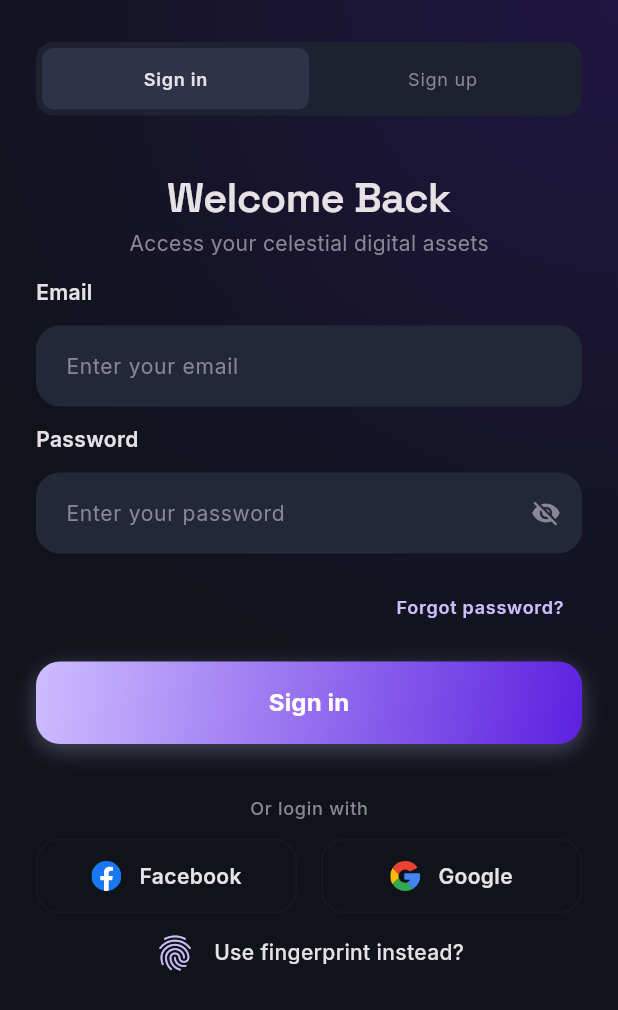
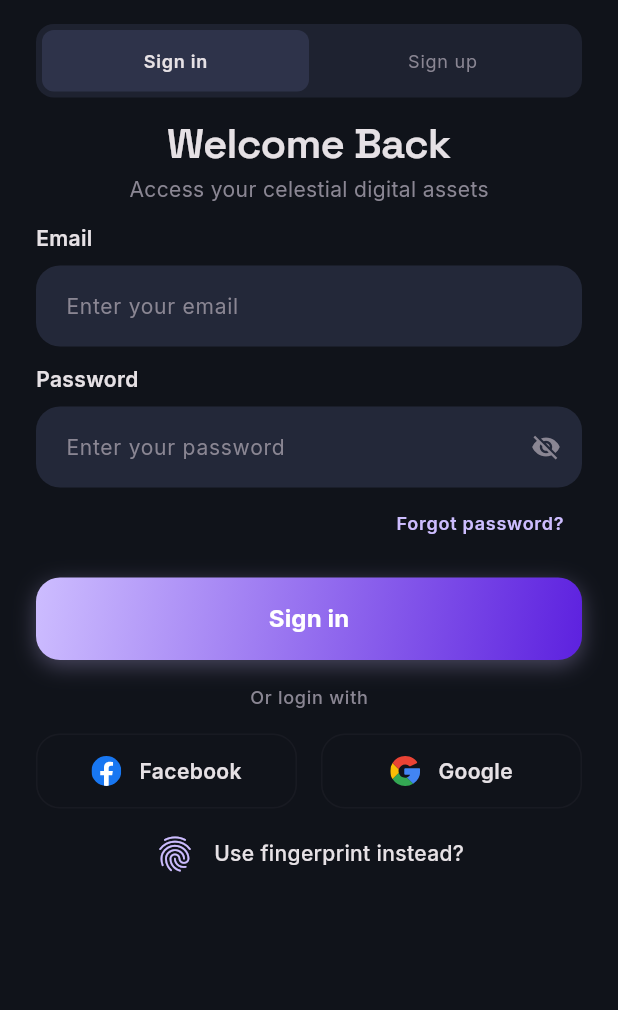
Before and after one commit to Ashraf0Sherif/Crypto, a Flutter app: the AuthScreen screen opened by its route, on a phone screen of 412 x 824 dp. Shown: the top 1010 px of the screen. Run offline on Flutter 3.47's test engine with Material 3 defaults, Android fonts, the phone set to English and light mode, and no system bars; our stand-ins replace cached_network_image, dio, fl_chart, flutter_bloc, flutter_secure_storage, flutter_svg and 5 more; accounts and stored records are empty.

Commit message:
feat(auth): centralize controllers in Cubit, improve core widgets, and simplify routing
- Refactor `AuthCubit` to manage `TextEditingController`s, `FormState` key, and a unified `submitAuth` method.
- Enhance `AppButton` with `isLoading` support and `AppTextFormField` with `validator` and `keyboardType`.
- Major UI cleanup in `AuthScreen` by extracting helper widgets and using Cubit-managed controllers.
- Simplify splash and onboarding logic by removing the persistent onboarding completion flag.
- Add navigation to Settings from the Home screen top bar via a new action button.

```diff
--- a/lib/core/routing/app_router.dart
+++ b/lib/core/routing/app_router.dart
@@ -2,6 +2,7 @@ import 'package:crypto_app/features/bottom_nav/presentation/bottom_nav_screen.da
 import 'package:flutter/material.dart';
 import 'package:flutter_bloc/flutter_bloc.dart';
 
+import '../../features/auth/logic/auth_cubit.dart';
 import '../../features/home/logic/home_cubit.dart';
 import '../di/dependency_injection.dart';
 
@@ -33,7 +34,10 @@ class AppRouter {
       case Routes.auth:
         return MaterialPageRoute(
           settings: settings,
-          builder: (_) => const AuthScreen(),
+          builder: (_) => BlocProvider(
+            create: (context) => getIt<AuthCubit>(),
+            child: const AuthScreen(),
+          ),
         );
       case Routes.nav:
         return MaterialPageRoute(
--- a/lib/core/widgets/app_button.dart
+++ b/lib/core/widgets/app_button.dart
@@ -4,10 +4,11 @@ import '../theme/app_colors.dart';
 import '../theme/app_text_styles.dart';
 
 class AppButton extends StatelessWidget {
-  const AppButton({super.key, required this.text, required this.onTap});
+  const AppButton({super.key, required this.text, required this.onTap, required this.isLoading});
 
   final String text;
   final VoidCallback onTap;
+  final bool isLoading;
 
   @override
   Widget build(BuildContext context) {
@@ -34,7 +35,9 @@ class AppButton extends StatelessWidget {
               borderRadius: BorderRadius.circular(16),
             ),
           ),
-          child: Text(
+          child: isLoading
+              ? const CircularProgressIndicator()
+              : Text(
                   text,
                   style: AppTextStyles.titleMd.copyWith(
                     color: AppColors.white,
--- a/lib/core/widgets/app_text_form_field.dart
+++ b/lib/core/widgets/app_text_form_field.dart
@@ -11,6 +11,8 @@ class AppTextFormField extends StatelessWidget {
     this.isPassword = false,
     this.isPasswordVisible = false,
     this.onToggleVisibility,
+    this.validator,
+    this.keyboardType = TextInputType.text,
   });
 
   final TextEditingController controller;
@@ -18,6 +20,8 @@ class AppTextFormField extends StatelessWidget {
   final bool isPassword;
   final bool isPasswordVisible;
   final VoidCallback? onToggleVisibility;
+  final String? Function(String?)? validator;
+  final TextInputType keyboardType;
 
   @override
   Widget build(BuildContext context) {
@@ -25,6 +29,8 @@ class AppTextFormField extends StatelessWidget {
       controller: controller,
       obscureText: isPassword && !isPasswordVisible,
       style: AppTextStyles.bodyMd.copyWith(color: AppColors.onSurface),
+      validator: validator,
+      keyboardType: keyboardType,
       decoration: InputDecoration(
         hintText: placeholder,
         hintStyle: AppTextStyles.bodyMd.copyWith(
--- /dev/null
+++ b/lib/features/auth/logic/auth_cubit.dart
@@ -0,0 +1,46 @@
+import 'package:flutter/material.dart';
+import 'package:flutter_bloc/flutter_bloc.dart';
+import '../../../core/networking/api_result.dart';
+import '../data/repos/auth_repo.dart';
+import 'auth_state.dart';
+
+class AuthCubit extends Cubit<AuthState> {
+  final AuthRepo _authRepo;
+
+  late TextEditingController emailController;
+  late TextEditingController passwordController;
+  late GlobalKey<FormState> formKey;
+
+  AuthCubit(this._authRepo) : super(AuthInitial()) {
+    emailController = TextEditingController();
+    passwordController = TextEditingController();
+    formKey = GlobalKey<FormState>();
+  }
+
+  Future<void> submitAuth({required bool isSignIn}) async {
+    if (formKey.currentState!.validate()) {
+      emit(AuthLoading());
+
+      final email = emailController.text.trim();
+      final password = passwordController.text;
+
+      final result = isSignIn
+          ? await _authRepo.signIn(email: email, password: password)
+          : await _authRepo.signUp(email: email, password: password);
+
+      switch (result) {
+        case Success():
+          emit(AuthSuccess());
+        case Failure(error: final error):
+          emit(AuthError(error));
+      }
+    }
+  }
+
+  @override
+  Future<void> close() {
+    emailController.dispose();
+    passwordController.dispose();
+    return super.close();
+  }
+}
--- /dev/null
+++ b/lib/features/auth/logic/auth_state.dart
@@ -0,0 +1,13 @@
+sealed class AuthState {}
+
+class AuthInitial extends AuthState {}
+
+class AuthLoading extends AuthState {}
+
+class AuthSuccess extends AuthState {}
+
+class AuthError extends AuthState {
+  AuthError(this.message);
+
+  final String message;
+}
--- a/lib/features/auth/presentation/screens/auth_screen.dart
+++ b/lib/features/auth/presentation/screens/auth_screen.dart
@@ -1,15 +1,17 @@
 import 'package:crypto_app/core/helpers/extensions.dart';
 import 'package:crypto_app/core/routing/routes.dart';
 import 'package:crypto_app/core/widgets/app_text_form_field.dart';
-import 'package:crypto_app/features/auth/presentation/widgets/auth_toggle_button.dart';
-import 'package:crypto_app/features/auth/presentation/widgets/social_button.dart';
+import 'package:crypto_app/features/auth/logic/auth_cubit.dart';
+import 'package:crypto_app/features/auth/logic/auth_state.dart';
 import 'package:flutter/material.dart';
+import 'package:flutter_bloc/flutter_bloc.dart';
 import '../../../../core/theme/app_colors.dart';
 import '../../../../core/theme/app_text_styles.dart';
 import '../../../../core/widgets/app_button.dart';
-import '../../../../gen/assets.gen.dart';
 import '../widgets/auth_header.dart';
+import '../widgets/auth_toggle_bar.dart';
 import '../widgets/fingerprint_button.dart';
+import '../widgets/social_login_section.dart';
 
 class AuthScreen extends StatefulWidget {
   const AuthScreen({super.key});
@@ -21,87 +23,106 @@ class AuthScreen extends StatefulWidget {
 class _AuthScreenState extends State<AuthScreen> {
   bool _isSignIn = true;
   bool _isPasswordVisible = false;
-  final TextEditingController _emailController = TextEditingController();
-  final TextEditingController _passwordController = TextEditingController();
-
-  @override
-  void dispose() {
-    _emailController.dispose();
-    _passwordController.dispose();
-    super.dispose();
-  }
 
   @override
   Widget build(BuildContext context) {
+    final cubit = context.read<AuthCubit>();
     return Scaffold(
       backgroundColor: AppColors.background,
       body: SafeArea(
-        child: Container(
-          decoration: BoxDecoration(
-            gradient: RadialGradient(
-              center: Alignment.topRight,
-              radius: 1.2,
-              colors: [
-                AppColors.primaryContainer.withValues(alpha: 0.2),
-                AppColors.primaryContainer.withValues(alpha: 0.0),
-              ],
+        child: BlocConsumer<AuthCubit, AuthState>(
+          listener: (context, state) {
+            if (state is AuthSuccess) {
+              context.pushNamedAndRemoveUntil(
+                Routes.nav,
+                predicate: (route) => false,
+              );
+            } else if (state is AuthError) {
+              ScaffoldMessenger.of(context).showSnackBar(
+                SnackBar(
+                  content: Text(state.message),
+                  backgroundColor: AppColors.errorContainer,
+                  behavior: SnackBarBehavior.floating,
                 ),
-          ),
-          child: SingleChildScrollView(
+              );
+            }
+          },
+          builder: (context, state) {
+            return SingleChildScrollView(
               padding: const EdgeInsets.symmetric(horizontal: 24),
+              child: Form(
+                key: cubit.formKey,
                 child: Column(
                   crossAxisAlignment: CrossAxisAlignment.start,
-              spacing: 12,
                   children: [
                     const SizedBox(height: 16),
-                Center(
-                  child: Container(
-                    padding: const EdgeInsets.all(4),
-                    width: double.infinity,
+                    AuthToggleBar(
+                      isSignIn: _isSignIn,
+                      onToggle: () => setState(() => _isSignIn = !_isSignIn),
+                    ),
+                    const SizedBox(height: 10),
+                    Center(child: AuthHeader(isSignIn: _isSignIn)),
+                    const SizedBox(height: 12),
 
-                    decoration: BoxDecoration(
-                      color: AppColors.surfaceContainerLow,
-                      borderRadius: BorderRadius.circular(12),
+                    Text('Email', style: AppTextStyles.titleSm),
+                    const SizedBox(height: 8),
+                    AppTextFormField(
+                      controller: cubit.emailController,
+                      placeholder: 'Enter your email',
+                      keyboardType: TextInputType.emailAddress,
+                      validator: (value) {
+                        if (value == null || value.isEmpty) return 'Please enter your email';
+                        if (!RegExp(r'^[\w-\.]+@([\w-]+\.)+[\w-]{2,4}$').hasMatch(value)) {
+                          return 'Please enter a valid email';
+                        }
+                        return null;
+                      },
                     ),
-                    child: Row(
-                      mainAxisAlignment: MainAxisAlignment.center,
-                      children: [
-                        Expanded(
-                          child: AuthToggleButton(
-                            title: 'Sign in',
-                            isSelected: _isSignIn,
-                            onTap: () => setState(() => _isSignIn = true),
-                          ),
-                        ),
-                        Expanded(
-                          child: AuthToggleButton(
-                            title: 'Sign up',
-                            isSelected: !_isSignIn,
-                            onTap: () => setState(() => _isSignIn = false),
-                          ),
-                        ),
-                      ],
-                    ),
-                  ),
-                ),
-                SizedBox(height: 10),
-                Center(child: AuthHeader(isSignIn: _isSignIn)),
-                Text('Email', style: AppTextStyles.titleSm),
+
+                    const SizedBox(height: 12),
+                    Text('Password', style: AppTextStyles.titleSm),
+                    const SizedBox(height: 8),
                     AppTextFormField(
-                  controller: _emailController,
-                  placeholder: 'Enter your email',
-                ),
-                Text('Password', style: AppTextStyles.titleSm),
-                AppTextFormField(
-                  controller: _passwordController,
+                      controller: cubit.passwordController,
                       placeholder: 'Enter your password',
                       isPassword: true,
                       isPasswordVisible: _isPasswordVisible,
                       onToggleVisibility: () {
                         setState(() => _isPasswordVisible = !_isPasswordVisible);
                       },
+                      validator: (value) {
+                        if (value == null || value.isEmpty) return 'Please enter your password';
+                        if (value.length < 6) return 'Password must be at least 6 characters';
+                        return null;
+                      },
                     ),
-                Align(
+
+                    _buildForgotPassword(),
+                    const SizedBox(height: 12),
+
+                    AppButton(
+                      text: _isSignIn ? 'Sign in' : 'Sign up',
+                      onTap: () => cubit.submitAuth(isSignIn: _isSignIn),
+                      isLoading: state is AuthLoading,
+                    ),
+
+                    const SizedBox(height: 16),
+                    SocialLoginSection(),
+                    if (_isSignIn) Center(child: const FingerprintButton()),
+                    const SizedBox(height: 32),
+                  ],
+                ),
+              ),
+            );
+          },
+        ),
+      ),
+    );
+  }
+
+
+  Widget _buildForgotPassword() {
+    return Align(
       alignment: Alignment.centerRight,
       child: TextButton(
         onPressed: () {},
@@ -113,50 +134,6 @@ class _AuthScreenState extends State<AuthScreen> {
           ),
         ),
       ),
-                ),
-                AppButton(
-                  text: _isSignIn ? 'Sign in' : 'Sign up',
-                  onTap: () => context.pushNamedAndRemoveUntil(
-                    Routes.nav,
-                    predicate: (route) => false,
-                  ),
-                ),
-                const SizedBox(height: 10),
-
-                Center(
-                  child: Text(
-                    'Or login with',
-                    style: AppTextStyles.labelMd.copyWith(
-                      color: AppColors.onSurfaceMuted,
-                    ),
-                  ),
-                ),
-                Row(
-                  children: [
-                    Expanded(
-                      child: SocialButton(
-                        icon: Assets.svgs.facebook.path,
-                        label: 'Facebook',
-                        onTap: () {},
-                      ),
-                    ),
-                    const SizedBox(width: 16),
-                    Expanded(
-                      child: SocialButton(
-                        icon: Assets.svgs.google.path,
-                        label: 'Google',
-                        onTap: () {},
-                      ),
-                    ),
-                  ],
-                ),
-                if (_isSignIn) Center(child: FingerprintButton()),
-                const SizedBox(height: 32),
-              ],
-            ),
-          ),
-        ),
-      ),
     );
   }
 }
--- /dev/null
+++ b/lib/features/auth/presentation/widgets/auth_toggle_bar.dart
@@ -0,0 +1,40 @@
+import 'package:flutter/material.dart';
+
+import '../../../../core/theme/app_colors.dart';
+import 'auth_toggle_button.dart';
+
+class AuthToggleBar extends StatelessWidget {
+  const AuthToggleBar({super.key, required this.isSignIn, required this.onToggle});
+
+  final bool isSignIn;
+  final VoidCallback onToggle;
+
+  @override
+  Widget build(BuildContext context) {
+     return Container(
+      padding: const EdgeInsets.all(4),
+      decoration: BoxDecoration(
+        color: AppColors.surfaceContainerLow,
+        borderRadius: BorderRadius.circular(12),
+      ),
+      child: Row(
+        children: [
+          Expanded(
+            child: AuthToggleButton(
+              title: 'Sign in',
+              isSelected: isSignIn,
+              onTap: onToggle,
+            ),
+          ),
+          Expanded(
+            child: AuthToggleButton(
+              title: 'Sign up',
+              isSelected: !isSignIn,
+              onTap: onToggle,
+            ),
+          ),
+        ],
+      ),
+    );
+  }
+}
--- /dev/null
+++ b/lib/features/auth/presentation/widgets/social_login_section.dart
@@ -0,0 +1,45 @@
+import 'package:flutter/material.dart';
+
+import '../../../../core/theme/app_colors.dart';
+import '../../../../core/theme/app_text_styles.dart';
+import '../../../../gen/assets.gen.dart';
+import 'social_button.dart';
+
+class SocialLoginSection extends StatelessWidget {
+  const SocialLoginSection({super.key});
+
+  @override
+  Widget build(BuildContext context) {
+   return Column(
+      children: [
+        Center(
+          child: Text(
+            'Or login with',
+            style: AppTextStyles.labelMd.copyWith(color: AppColors.onSurfaceMuted),
+          ),
+        ),
+        const SizedBox(height: 16),
+        Row(
+          children: [
+            Expanded(
+              child: SocialButton(
+                icon: Assets.svgs.facebook.path,
+                label: 'Facebook',
+                onTap: () {},
+              ),
+            ),
+            const SizedBox(width: 16),
+            Expanded(
+              child: SocialButton(
+                icon: Assets.svgs.google.path,
+                label: 'Google',
+                onTap: () {},
+              ),
+            ),
+          ],
+        ),
+        const SizedBox(height: 16),
+      ],
+    );
+  }
+}
--- a/lib/features/onboarding/presentation/screens/onboarding_screen.dart
+++ b/lib/features/onboarding/presentation/screens/onboarding_screen.dart
@@ -83,8 +83,7 @@ class _OnboardingScreenState extends State<OnboardingScreen> {
                     style: AppTextStyles.displaySm.copyWith(fontSize: 18),
                   ),
                   TextButton(
-                    onPressed: () =>
-                        context.pushReplacementNamed(Routes.auth),
+                    onPressed: () => context.pushReplacementNamed(Routes.auth),
                     child: Text(
                       'Skip',
                       style: AppTextStyles.labelMd.copyWith(
--- a/pubspec.yaml
+++ b/pubspec.yaml
@@ -49,6 +49,7 @@ dependencies:
   json_serializable: ^6.13.1
   cached_network_image: ^3.4.1
   lottie: ^3.3.2
+  flutter_secure_storage: ^9.2.4
 
 
 dev_dependencies:
```
Also changed, not shown: lib/core/di/dependency_injection.dart (+12 -0 lines), lib/core/local/secure_storage_service.dart (added, +49 -0 lines), lib/features/auth/data/models/user_model.dart (added, +9 -0 lines), lib/features/auth/data/repos/auth_repo.dart (added, +62 -0 lines), lib/features/home/presentation/widgets/home_top_bar.dart (+7 -0 lines), lib/features/settings/presentation/screens/settings_screen.dart (+88 -0 lines), lib/features/splash/presentation/splash_screen.dart (+15 -3 lines), pubspec.lock, 5 other files. Lines whose indentation alone changed are shown as unchanged.
